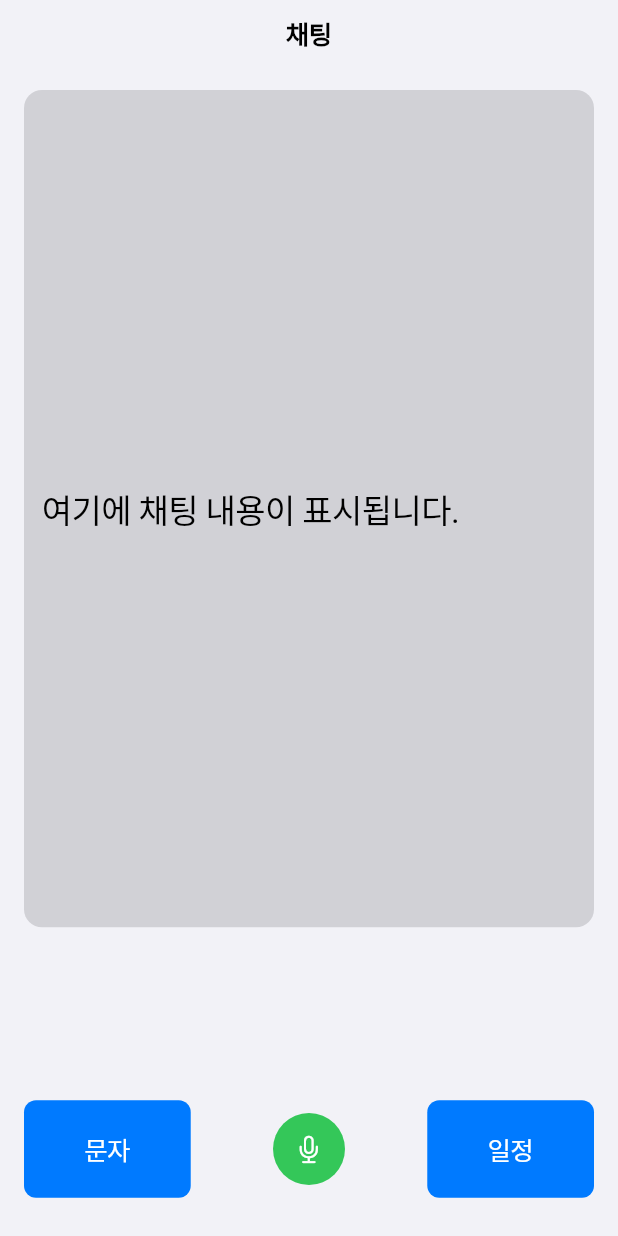
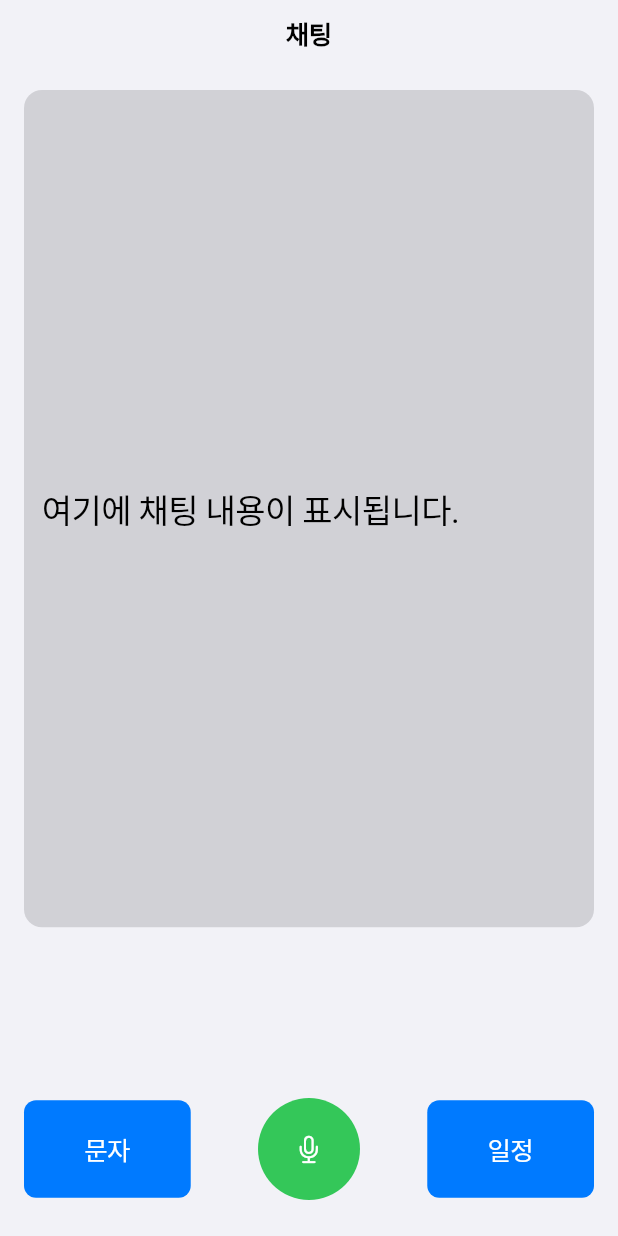
Before and after one commit to SKT-FLY/bbd_fe, a Flutter app: the screen it shows after launch, on a phone screen of 412 x 824 dp. Run offline on Flutter 3.47's test engine with Material 3 defaults, Android fonts, the phone set to English and light mode, and no system bars; our stand-ins replace flutter_tts, permission_handler, speech_to_text.

Commit message:
Desgin:change button size

```diff
--- a/lib/chat_screen.dart
+++ b/lib/chat_screen.dart
@@ -172,7 +172,7 @@ class _ChatScreenState extends State<ChatScreen> {
                       child: CupertinoButton(
                         onPressed: _listen, // 음성 입력 버튼 클릭 시 상태를 토글하고 listen 실행
                         child: Container(
-                          width: 48.0,
+                          width: 70.0,
                           height: 68.0,
                           decoration: BoxDecoration(
                             color: CupertinoColors.systemGreen,
```
